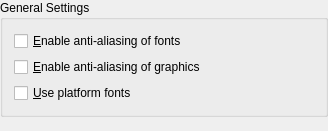
This is generators/spectre/conf/gssettingswidget.ui in KDE/okular as Qt 5 draws it before an edit. The edited form follows.
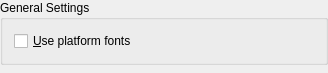
This is the edited form.

Commit message: Get rid of our custom anti-aliasing options and use the Document settings. Also react correctly when they change, and a PS document is open.

Patch:
```diff
--- a/generators/spectre/conf/gssettingswidget.ui
+++ b/generators/spectre/conf/gssettingswidget.ui
@@ -6,7 +6,7 @@
     <x>0</x>
     <y>0</y>
     <width>328</width>
-    <height>131</height>
+    <height>73</height>
    </rect>
   </property>
   <layout class="QVBoxLayout" >
@@ -28,26 +28,6 @@
       <string>General Settings</string>
      </property>
      <layout class="QVBoxLayout" >
-      <item>
-       <widget class="QCheckBox" name="kcfg_TextAntialiasing" >
-        <property name="whatsThis" >
-         <string>Anti-aliasing makes the result look better, but it makes the display take longer</string>
-        </property>
-        <property name="text" >
-         <string>&amp;Enable anti-aliasing of fonts</string>
-        </property>
-       </widget>
-      </item>
-      <item>
-       <widget class="QCheckBox" name="kcfg_GraphicsAntialiasing" >
-        <property name="whatsThis" >
-         <string>Anti-aliasing makes the result look better, but it makes the display take longer</string>
-        </property>
-        <property name="text" >
-         <string>&amp;Enable anti-aliasing of graphics</string>
-        </property>
-       </widget>
-      </item>
       <item>
        <widget class="QCheckBox" name="kcfg_PlatformFonts" >
         <property name="enabled" >
```
The commit also changes 3 other files.
